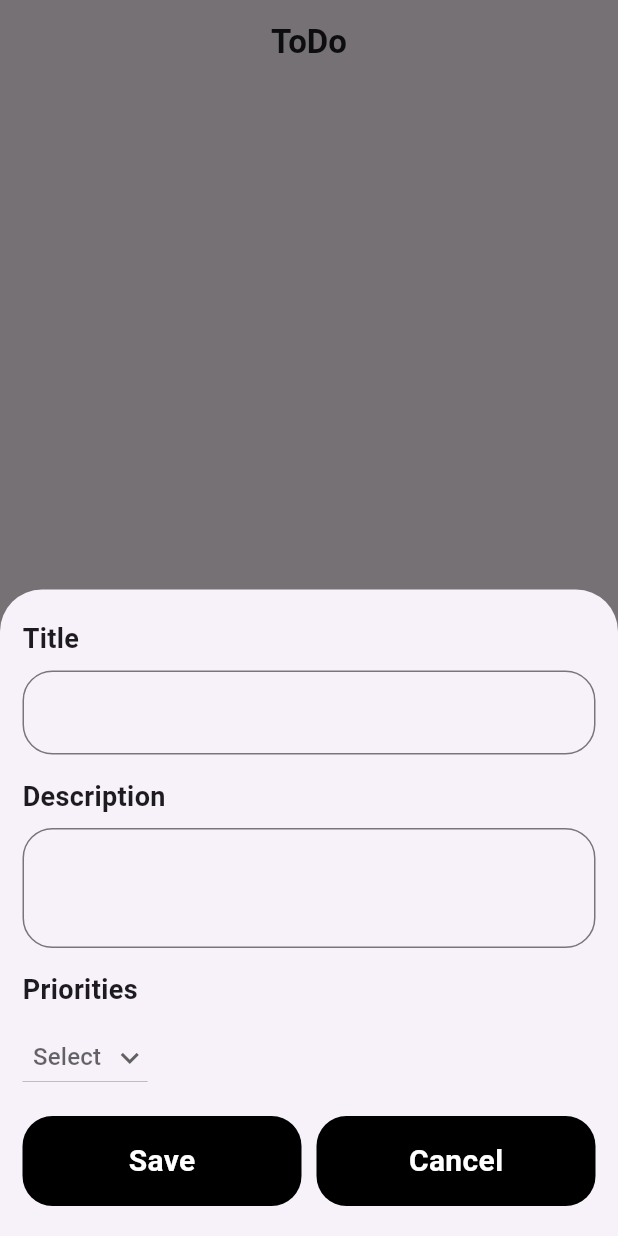
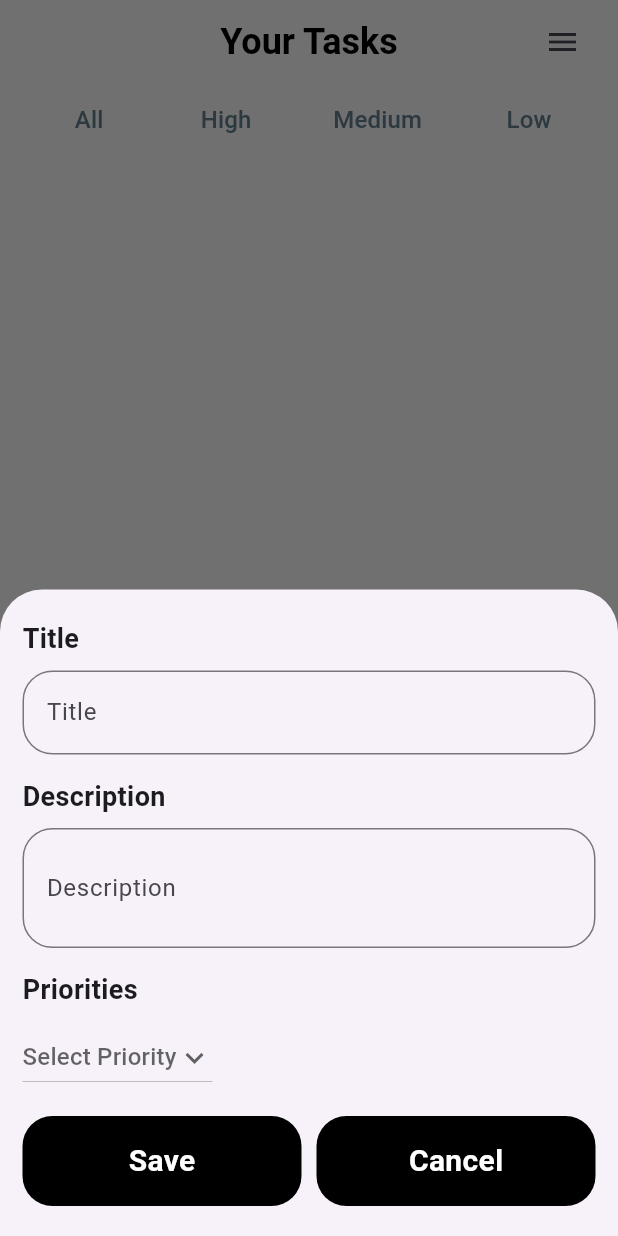
Before and after one commit to AparnaSallabhan/to_do_app, a Flutter app: the screen it shows after launch, after a tap on the "add" icon, on a phone screen of 412 x 824 dp. Run offline on Flutter 3.47's test engine with Material 3 defaults, Android fonts, the phone set to English and light mode, and no system bars; our stand-ins replace hive, hive_flutter; accounts and stored records are empty.

Commit message:
screens Updated

```diff
--- a/lib/controller/home_screen_controller.dart
+++ b/lib/controller/home_screen_controller.dart
@@ -4,9 +4,17 @@ import 'package:to_do_app/model/task_model.dart';
 
 class HomeScreenController with ChangeNotifier {
   final taskBox = Hive.box<TaskModel>("taskBox");
-  List priorityList =["High","Medium","Low"];
+  List priorityList = ["High", "Medium", "Low"];
   List keys = [];
   List<TaskModel> tasks = [];
+  List<TaskModel> filteredTasks = []; //to add filtered tasks
+  List sortingPriorityList = [
+    "All",
+    "High",
+    "Medium",
+    "Low"
+  ]; //for sorting tasks by priority
+
   String? selectedPriority;
   void addTask(
       //to add tasks to taskbox
@@ -15,20 +23,54 @@ class HomeScreenController with ChangeNotifier {
       required String priority}) async {
     await taskBox.add(
         TaskModel(title: title, description: description, priority: priority));
-        getTasks();
-        print(":::::::::::::::::::Task added");
+    getTasks();
+    print(":::::::::::::::::::Task added");
   }
 
+//to get all tasks
   void getTasks() {
     keys = taskBox.keys.toList();
     tasks = taskBox.values.toList();
+    filteredTasks = List.from(tasks);
     print(":::::::::::$tasks");
     notifyListeners();
   }
 
-  void onDelete(int index){
+// to get completed tasks
+  void completedTasks() {
+    filteredTasks = tasks.where((element) => element.isCompleted!).toList();
+    notifyListeners();
+  }
+
+//to get pending tasks
+  void pendingTasks() {
+    filteredTasks = tasks.where((element) => !element.isCompleted!).toList();
+    notifyListeners();
+  }
+
+//to list tasks by priority
+  void getTasksByPriority(int index) {
+    if (index == 0) {
+      getTasks();
+    } else {
+      filteredTasks = tasks
+          .where(
+            (element) => element.priority == sortingPriorityList[index],
+          )
+          .toList();
+    }
+    notifyListeners();
+  }
+
+//for deleting a task
+  void onDelete(int index) {
     taskBox.deleteAt(index);
     getTasks();
   }
 
+  void onTaskCompletion(int index, bool isCompleted) {
+    tasks[index].isCompleted = isCompleted;
+    taskBox.putAt(index, tasks[index]);
+    getTasks();
+  }
 }
--- a/lib/model/task_model.dart
+++ b/lib/model/task_model.dart
@@ -4,12 +4,17 @@ part 'task_model.g.dart';
 @HiveType(typeId: 0)
 class TaskModel {
   @HiveField(0)
-   String title;
+  String title;
   @HiveField(1)
-   String description;
+  String description;
   @HiveField(2)
-   String priority;
+  String priority;
+  @HiveField(3)
+  bool? isCompleted;
 
   TaskModel(
-      {required this.title, required this.description, required this.priority});
+      {required this.title,
+      required this.description,
+      required this.priority,
+      this.isCompleted = false});
 }
--- a/lib/view/home_screen/home_screen.dart
+++ b/lib/view/home_screen/home_screen.dart
@@ -30,30 +30,131 @@ class _HomeScreenState extends State<HomeScreen> {
     TextEditingController descriptionController = TextEditingController();
     String? dropValue;
     return Scaffold(
-      // backgroundColor: Colors.grey[300],
+      backgroundColor: Colors.grey[100],
       appBar: AppBar(
+        backgroundColor: Colors.white,
+        forceMaterialTransparency: true,
         centerTitle: true,
-        title: Text("ToDo",style: TextStyle(fontWeight: FontWeight.bold),),
-       // backgroundColor: Colors.grey[300],
+        title: Text(
+          "Your Tasks",
+          style: TextStyle(
+              fontWeight: FontWeight.bold, color: Colors.black, fontSize: 24),
+        ),
+        actions: [
+          PopupMenuButton(
+            child: Icon(Icons.menu),
+            itemBuilder: (context) => [
+              PopupMenuItem(
+                child: Text("All Tasks"),
+                onTap: () {
+                  context.read<HomeScreenController>().getTasks();
+                },
+              ),
+              PopupMenuItem(
+                child: Text("Completed Tasks"),
+                onTap: () {
+                  context.read<HomeScreenController>().completedTasks();
+                },
+              ),
+              PopupMenuItem(
+                child: Text("Pending Tasks"),
+                onTap: () {
+                  context.read<HomeScreenController>().pendingTasks();
+                },
+              )
+            ],
+          ),
+          SizedBox(
+            width: 25,
+          )
+        ],
       ),
       floatingActionButton: FloatingActionButton(
+        backgroundColor: Colors.black,
         onPressed: () {
-          showModalBottomSheet(
+          _addTaskMethod(context, titleController, descriptionController,
+              homeScreenprovider, dropValue);
+        },
+        child: Icon(
+          Icons.add,
+          color: Colors.white,
+        ),
+      ),
+      body: Column(
+        crossAxisAlignment: CrossAxisAlignment.start,
+        children: [
+          Row(
+            mainAxisAlignment: MainAxisAlignment.spaceEvenly,
+            children: List.generate(
+              homeScreenprovider.sortingPriorityList.length,
+              (index) => TextButton(
+                onPressed: () {
+                  context
+                      .read<HomeScreenController>()
+                      .getTasksByPriority(index);
+                },
+                child: Text(
+                  homeScreenprovider.sortingPriorityList[index],
+                  style: TextStyle(
+                      fontSize: 16,
+                      fontWeight: FontWeight.w500,
+                      color: Colors.blueGrey),
+                ),
+              ),
+            ),
+          ),
+          Expanded(
+            child: ListView.separated(
+                padding: EdgeInsets.all(15),
+                itemBuilder: (context, index) => TaskCard(
+                      description:
+                          homeScreenprovider.filteredTasks[index].description,
+                      title: homeScreenprovider.filteredTasks[index].title,
+                      priority:
+                          homeScreenprovider.filteredTasks[index].priority,
+                      iscompleted:
+                          homeScreenprovider.filteredTasks[index].isCompleted ??
+                              false,
+                      onDelete: () {
+                        context.read<HomeScreenController>().onDelete(index);
+                      },
+                      onCheckChanged: (isChecked) {
+                        context
+                            .read<HomeScreenController>()
+                            .onTaskCompletion(index, isChecked ?? false);
+                      },
+                    ),
+                separatorBuilder: (context, index) => SizedBox(
+                      height: 15,
+                    ),
+                itemCount: homeScreenprovider.filteredTasks.length),
+          ),
+        ],
+      ),
+    );
+  }
+
+  Future<dynamic> _addTaskMethod(
+      BuildContext context,
+      TextEditingController titleController,
+      TextEditingController descriptionController,
+      HomeScreenController homeScreenprovider,
+      String? selectedPriority) {
+    return showModalBottomSheet(
       isScrollControlled: true,
       context: context,
       builder: (context) => Padding(
         padding: EdgeInsets.symmetric(horizontal: 15, vertical: 20),
         child: Padding(
-                padding: EdgeInsets.only(
-                    bottom: MediaQuery.of(context).viewInsets.bottom),
+          padding:
+              EdgeInsets.only(bottom: MediaQuery.of(context).viewInsets.bottom),
           child: Column(
             mainAxisSize: MainAxisSize.min,
             crossAxisAlignment: CrossAxisAlignment.start,
             children: [
               Text(
                 "Title",
-                      style:
-                          TextStyle(fontSize: 18, fontWeight: FontWeight.w600),
+                style: TextStyle(fontSize: 18, fontWeight: FontWeight.w600),
               ),
               SizedBox(
                 height: 8,
@@ -62,9 +163,9 @@ class _HomeScreenState extends State<HomeScreen> {
               TextField(
                 controller: titleController,
                 decoration: InputDecoration(
+                    labelText: "Title",
                     border: OutlineInputBorder(
-                              borderSide:
-                                  BorderSide(width: 4, color: Colors.black),
+                        borderSide: BorderSide(width: 4, color: Colors.black),
                         borderRadius: BorderRadius.circular(20))),
               ),
               SizedBox(
@@ -72,8 +173,7 @@ class _HomeScreenState extends State<HomeScreen> {
               ),
               Text(
                 "Description",
-                      style:
-                          TextStyle(fontSize: 18, fontWeight: FontWeight.w600),
+                style: TextStyle(fontSize: 18, fontWeight: FontWeight.w600),
               ),
               SizedBox(
                 height: 8,
@@ -83,9 +183,9 @@ class _HomeScreenState extends State<HomeScreen> {
                 controller: descriptionController,
                 maxLines: 2,
                 decoration: InputDecoration(
+                    labelText: "Description",
                     border: OutlineInputBorder(
-                              borderSide:
-                                  BorderSide(width: 4, color: Colors.black),
+                        borderSide: BorderSide(width: 4, color: Colors.black),
                         borderRadius: BorderRadius.circular(20))),
               ),
               SizedBox(
@@ -93,28 +193,27 @@ class _HomeScreenState extends State<HomeScreen> {
               ),
               Text(
                 "Priorities",
-                      style:
-                          TextStyle(fontSize: 18, fontWeight: FontWeight.w600),
+                style: TextStyle(fontSize: 18, fontWeight: FontWeight.w600),
               ),
               SizedBox(
                 height: 8,
               ),
 //priority button
               DropdownButton(
-                      hint: Text("Select"),
+                hint: Text("Select Priority"),
+                value: selectedPriority,
                 focusColor: Colors.grey,
                 alignment: Alignment.center,
                 icon: Icon(Icons.keyboard_arrow_down_outlined),
                 items: List.generate(
                   homeScreenprovider.priorityList.length,
                   (index) => DropdownMenuItem(
-                          value:
-                              homeScreenprovider.priorityList[index].toString(),
+                    value: homeScreenprovider.priorityList[index].toString(),
                     child: Text(homeScreenprovider.priorityList[index]),
                   ),
                 ),
                 onChanged: (value) {
-                        dropValue = value;
+                  selectedPriority = value;
                 },
               ),
               SizedBox(
@@ -131,7 +230,7 @@ class _HomeScreenState extends State<HomeScreen> {
                         context.read<HomeScreenController>().addTask(
                             title: titleController.text,
                             description: descriptionController.text,
-                                  priority: dropValue!);
+                            priority: selectedPriority!);
                         //clearing controllers
                         titleController.clear();
                         descriptionController.clear();
@@ -188,29 +287,5 @@ class _HomeScreenState extends State<HomeScreen> {
         ),
       ),
     );
-        },
-        child: Icon(
-          Icons.add,
-          color: Colors.black,
-        ),
-      ),
-      body: ListView.separated(
-          padding: EdgeInsets.all(15),
-          itemBuilder: (context, index) => TaskCard(
-                description: homeScreenprovider.tasks[index].description,
-                title: homeScreenprovider.tasks[index].title,
-                priority: homeScreenprovider.tasks[index].priority,
-                onDelete: () {
-                  context.read<HomeScreenController>().onDelete(index);
-                },
-                onCheckChanged: (p0) {
-
-                },
-              ),
-          separatorBuilder: (context, index) => SizedBox(
-                height: 15,
-              ),
-          itemCount: homeScreenprovider.tasks.length),
-    );
   }
 }
```
Also changed, not shown: lib/view/home_screen/widgets/task_card.dart (+1 -10 lines), lib/model/task_model.g.dart. Lines whose indentation alone changed are shown as unchanged.
